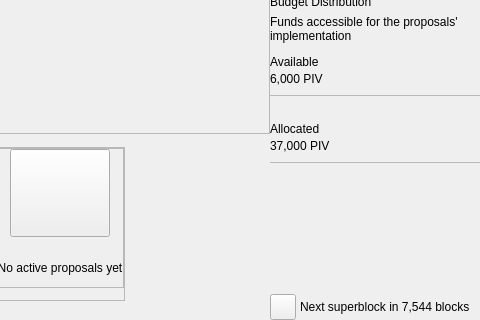
Qt form src/qt/pivx/forms/governancewidget.ui (SOLARI-Project/SOLARI) before a commit; both pictures show x 149 to 629 and y 86 to 406 of the 629 by 406 pixel window.
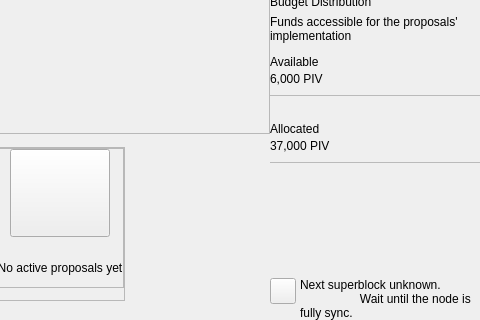
The same form after that commit. Custom widgets are drawn as their Qt base class.

Commit message:
GUI: Add cs_proposals mutex lock in governancemodel FindProposal function call.
* Connect governanceModel stop().
* And not update next superblock height visually until the wallet passed IBD.

Patch:
```diff
--- a/src/qt/pivx/forms/governancewidget.ui
+++ b/src/qt/pivx/forms/governancewidget.ui
@@ -631,7 +631,8 @@
               <item>
                <widget class="QLabel" name="labelNextSuperblock">
                 <property name="text">
-                 <string>Next superblock in 7,544 blocks</string>
+                 <string>Next superblock unknown.
+                  Wait until the node is fully sync.</string>
                 </property>
                 <property name="wordWrap">
                  <bool>true</bool>
```
The commit also changes 6 other files.
